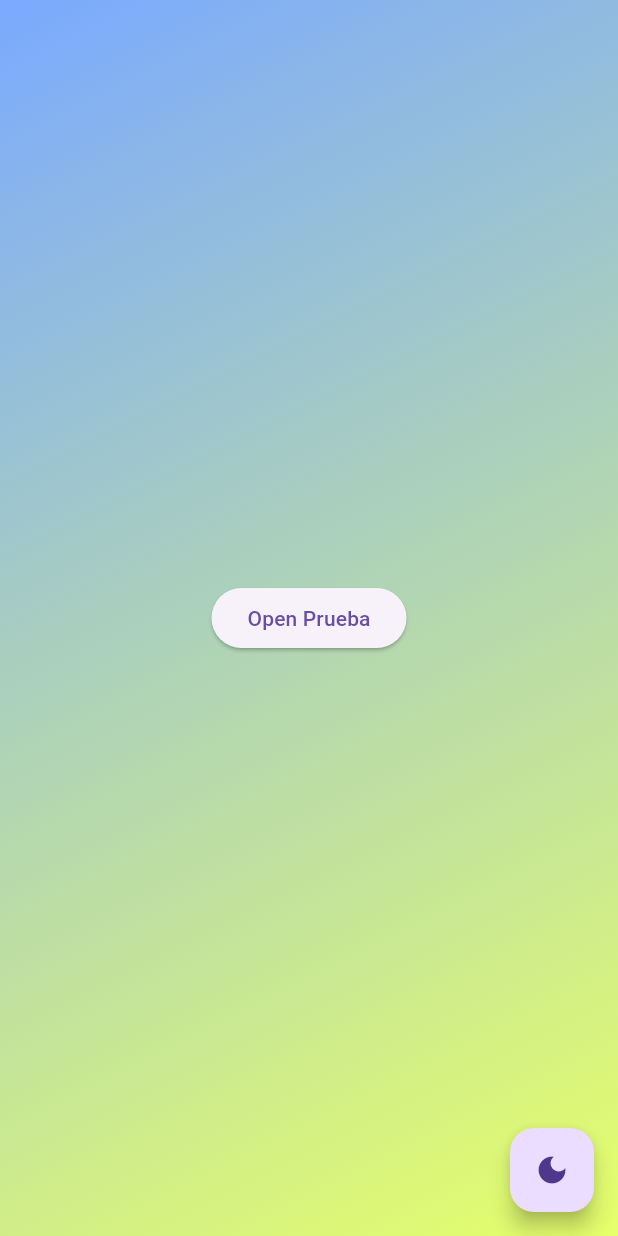
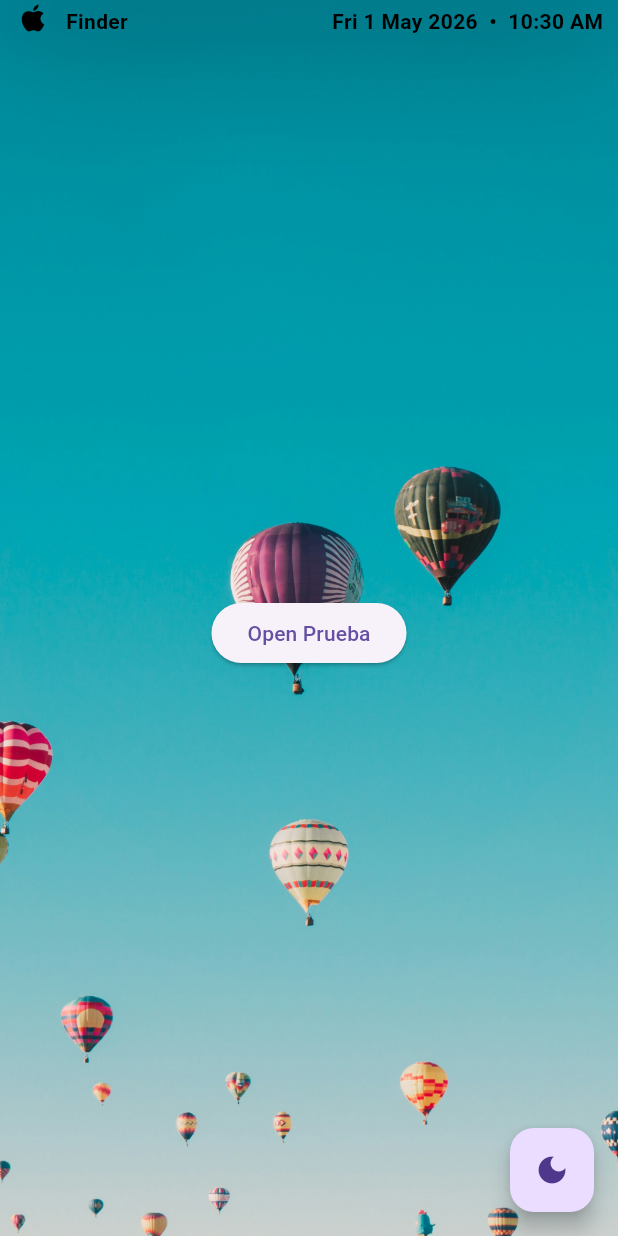
Before and after one commit to IsaacDSDS/Portfolio, a Flutter app: the DesktopScreen screen opened directly, on a phone screen of 412 x 824 dp. Run offline on Flutter 3.47's test engine with Material 3 defaults, Android fonts, the phone set to English and light mode, and no system bars; our stand-ins replace flutter_bloc.

Commit message:
feat: implement adaptive desktop layout with top bar and dynamic background switching

```diff
--- a/lib/bloc/windows/windows_bloc.dart
+++ b/lib/bloc/windows/windows_bloc.dart
@@ -4,7 +4,7 @@ part 'windows_event.dart';
 part 'windows_state.dart';
 
 class WindowsBloc extends Bloc<WindowsEvent, WindowsState> {
-  WindowsBloc() : super(const WindowsState([])) {
+  WindowsBloc() : super(const WindowsState(tags: [])) {
     on<WindowOpened>(openWindow);
     on<WindowClosed>(closeWindow);
     on<WindowFocused>(focusWindow);
@@ -15,14 +15,24 @@ class WindowsBloc extends Bloc<WindowsEvent, WindowsState> {
     Emitter<WindowsState> emit,
   ) async {
     if (state.tags.contains(event.tag)) return;
-    emit(state.copyWith([...state.tags, event.tag]));
+    emit(
+      state.copyWith(currentTag: event.tag, tags: [...state.tags, event.tag]),
+    );
   }
 
   Future<void> closeWindow(
     WindowClosed event,
     Emitter<WindowsState> emit,
   ) async {
-    emit(state.copyWith(state.tags.where((t) => t != event.tag).toList()));
+    WindowsState newState = state.copyWith(
+      tags: state.tags.where((t) => t != event.tag).toList(),
+    );
+    if (newState.tags.isEmpty) {
+      newState = newState.copyWith(currentTag: "");
+    } else {
+      newState = newState.copyWith(currentTag: newState.tags.last);
+    }
+    emit(newState);
   }
 
   Future<void> focusWindow(
@@ -34,6 +44,6 @@ class WindowsBloc extends Bloc<WindowsEvent, WindowsState> {
     final tags = [...state.tags]
       ..remove(event.tag)
       ..add(event.tag);
-    emit(state.copyWith(tags));
+    emit(state.copyWith(tags: tags, currentTag: event.tag));
   }
 }
--- a/lib/bloc/windows/windows_state.dart
+++ b/lib/bloc/windows/windows_state.dart
@@ -2,6 +2,11 @@ part of 'windows_bloc.dart';
 
 class WindowsState {
   final List<String> tags;
-  const WindowsState(this.tags);
-  WindowsState copyWith(List<String> tags) => WindowsState(tags);
+  final String currentTag;
+  const WindowsState({this.currentTag = "", this.tags = const []});
+  WindowsState copyWith({String? currentTag, List<String>? tags}) =>
+      WindowsState(
+        currentTag: currentTag ?? this.currentTag,
+        tags: tags ?? this.tags,
+      );
 }
--- /dev/null
+++ b/lib/core/constants.dart
@@ -0,0 +1 @@
+const double topBarHeight = 20;
--- a/lib/main.dart
+++ b/lib/main.dart
@@ -22,6 +22,7 @@ class SoPortfolioApp extends StatelessWidget {
             themeMode: themeState.mode,
             theme: ThemeModeColors.light,
             darkTheme: ThemeModeColors.dark,
+            debugShowCheckedModeBanner: false,
             home: const BaseScreen(),
           );
         },
--- a/lib/screens/desktop/desktop.dart
+++ b/lib/screens/desktop/desktop.dart
@@ -2,6 +2,7 @@ import 'package:flutter/material.dart';
 import 'package:flutter_bloc/flutter_bloc.dart';
 import 'package:so_portfolio/bloc/theme/theme_bloc.dart';
 import 'package:so_portfolio/bloc/windows/windows_bloc.dart';
+import 'package:so_portfolio/screens/desktop/widgets/top_bar.dart';
 import 'package:so_portfolio/widgets/mac_window.dart';
 
 class DesktopScreen extends StatelessWidget {
@@ -10,23 +11,47 @@ class DesktopScreen extends StatelessWidget {
   @override
   Widget build(BuildContext context) {
     final windowsBloc = context.read<WindowsBloc>();
-    final themeBloc = context.read<ThemeBloc>();
+    final themeBloc = context.watch<ThemeBloc>();
+    final isDark = themeBloc.state.isDark;
 
     return Scaffold(
       body: BlocBuilder<WindowsBloc, WindowsState>(
         builder: (context, state) {
           return Stack(
+            children: [
+              Positioned.fill(
+                child: Stack(
                   fit: StackFit.expand,
                   children: [
-              Positioned.fill(
-                child: Container(
-                  decoration: BoxDecoration(
-                    gradient: LinearGradient(
-                      begin: Alignment.topLeft,
-                      end: Alignment.bottomRight,
-                      colors: [Color(0xff7aa9ff), Color(0xffe6ff6a)],
+                    Image.asset(
+                      'assets/backgrounds/light_desktop.jpg',
+                      fit: BoxFit.cover,
+                    ),
+                    AnimatedOpacity(
+                      opacity: isDark ? 1.0 : 0.0,
+                      duration: const Duration(milliseconds: 600),
+                      curve: Curves.easeInOut,
+                      child: Image.asset(
+                        'assets/backgrounds/dark_desktop.jpg',
+                        fit: BoxFit.cover,
                       ),
                     ),
+                  ],
+                ),
+              ),
+              Positioned.fill(
+                child: Column(
+                  children: [
+                    TopBar(),
+                    Expanded(
+                      child: LayoutBuilder(
+                        builder: (context, constraints) {
+                          return Stack(
+                            fit: StackFit.expand,
+                            children: [
+                              SizedBox(
+                                width: constraints.maxWidth,
+                                height: constraints.maxHeight,
                                 child: Center(
                                   child: ElevatedButton(
                                     onPressed: () => windowsBloc.add(
@@ -38,16 +63,26 @@ class DesktopScreen extends StatelessWidget {
                                   ),
                                 ),
                               ),
-              ),
                               for (final tag in state.tags)
                                 DraggableMacWindow(
                                   key: ValueKey(tag),
                                   tag: tag,
                                   title: tag,
-                  builder: (size) =>
-                      Text('hola $tag ${size.width} x ${size.height}'),
-                  onClose: () => windowsBloc.add(WindowClosed(tag)),
-                  onTap: () => windowsBloc.add(WindowFocused(tag)),
+                                  builder: (size) => Text(
+                                    'hola $tag ${size.width} x ${size.height}',
+                                  ),
+                                  onClose: () =>
+                                      windowsBloc.add(WindowClosed(tag)),
+                                  onTap: () =>
+                                      windowsBloc.add(WindowFocused(tag)),
+                                ),
+                            ],
+                          );
+                        },
+                      ),
+                    ),
+                  ],
+                ),
               ),
             ],
           );
--- /dev/null
+++ b/lib/screens/desktop/widgets/top_bar.dart
@@ -0,0 +1,101 @@
+import 'package:flutter/material.dart';
+import 'package:flutter_bloc/flutter_bloc.dart';
+import 'package:so_portfolio/bloc/windows/windows_bloc.dart';
+import 'package:so_portfolio/core/constants.dart';
+import 'package:so_portfolio/theme/theme_getter.dart';
+
+class TopBar extends StatelessWidget {
+  const TopBar({super.key});
+
+  @override
+  Widget build(BuildContext context) {
+    final WindowsBloc windowsBloc = context.watch<WindowsBloc>();
+    final state = windowsBloc.state;
+
+    final now = DateTime.now();
+    final hour24 = now.hour;
+    final minute = now.minute;
+    final hour12 = hour24 % 12 == 0 ? 12 : hour24 % 12;
+    final period = hour24 < 12 ? 'AM' : 'PM';
+    final hourStr = hour12 < 10 ? '0$hour12' : hour12.toString();
+    final minuteStr = minute < 10 ? '0$minute' : minute.toString();
+
+    final timeStr = '$hourStr:$minuteStr $period';
+    final day = now.day;
+    final month = now.month;
+    final year = now.year;
+    final months = [
+      "",
+      "January",
+      "February",
+      "March",
+      "April",
+      "May",
+      "June",
+      "July",
+      "August",
+      "September",
+      "October",
+      "November",
+      "December",
+    ];
+    final days = [
+      "",
+      "Monday",
+      "Tuesday",
+      "Wednesday",
+      "Thursday",
+      "Friday",
+      "Saturday",
+      "Sunday",
+    ];
+
+    String dateStr =
+        "${days[now.weekday].substring(0, 3)} $day ${months[month].substring(0, 3)} $year";
+
+    final size = MediaQuery.sizeOf(context);
+    return Container(
+      width: size.width,
+      height: topBarHeight,
+      decoration: BoxDecoration(
+        color: Colors.transparent,
+        boxShadow: [
+          BoxShadow(color: Colors.black.withValues(alpha: 0.5), blurRadius: 70),
+        ],
+      ),
+      padding: EdgeInsets.symmetric(horizontal: 10),
+      child: Row(
+        crossAxisAlignment: CrossAxisAlignment.center,
+        children: [
+          Icon(Icons.apple, color: context.theme.appColors.headerTextColor),
+          SizedBox(width: 10),
+          Expanded(
+            child: Transform.translate(
+              offset: Offset(0, 4),
+              child: Row(
+                mainAxisAlignment: MainAxisAlignment.spaceBetween,
+                children: [
+                  Text(
+                    state.currentTag.isEmpty ? "Finder" : state.currentTag,
+                    style: TextStyle(
+                      color: context.theme.appColors.headerTextColor,
+                      fontWeight: FontWeight.w600,
+                    ),
+                  ),
+                  Spacer(),
+                  Text(
+                    "$dateStr  •  $timeStr",
+                    style: TextStyle(
+                      color: context.theme.appColors.headerTextColor,
+                      fontWeight: FontWeight.w600,
+                    ),
+                  ),
+                ],
+              ),
+            ),
+          ),
+        ],
+      ),
+    );
+  }
+}
--- a/lib/theme/theme_app.dart
+++ b/lib/theme/theme_app.dart
@@ -59,7 +59,10 @@ class ThemeColorExtension extends ThemeExtension<ThemeColorExtension> {
 }
 
 class ThemeModeColors {
-  static final light = ThemeData(extensions: [lightTheme]);
+  static final light = ThemeData(
+    extensions: [lightTheme],
+    fontFamily: 'Roboto',
+  );
 
   static final lightTheme = ThemeColorExtension(
     windowHeaderColor: Color(0xfffffdfa),
@@ -69,7 +72,7 @@ class ThemeModeColors {
     headerTextColor: Colors.black,
   );
 
-  static final dark = ThemeData(extensions: [darkTheme]);
+  static final dark = ThemeData(extensions: [darkTheme], fontFamily: 'Roboto');
 
   static final darkTheme = ThemeColorExtension(
     windowHeaderColor: const Color(0xff25262d),
--- a/lib/widgets/mac_window.dart
+++ b/lib/widgets/mac_window.dart
@@ -1,4 +1,5 @@
 import 'package:flutter/material.dart';
+import 'package:so_portfolio/core/constants.dart';
 import 'package:so_portfolio/theme/theme_getter.dart';
 
 const double _kMinWidth = 300;
@@ -72,7 +73,7 @@ class _DraggableMacWindowState extends State<DraggableMacWindow>
     _height = widget.height;
     _openController = AnimationController(
       vsync: this,
-      duration: const Duration(milliseconds: 200),
+      duration: const Duration(milliseconds: 250),
     );
     _openAnimation = CurvedAnimation(
       parent: _openController,
@@ -129,7 +130,7 @@ class _DraggableMacWindowState extends State<DraggableMacWindow>
       _savedPosition = _position;
       _savedSize = Size(_width, _height);
       _width = screen.width - 10;
-      _height = screen.height - 10;
+      _height = screen.height - 10 - topBarHeight;
       _position = const Offset(5, 5);
     });
   }
@@ -153,31 +154,52 @@ class _DraggableMacWindowState extends State<DraggableMacWindow>
           _height = (_height + dy).clamp(_kMinHeight, screen.height - pos.dy);
         case _ResizeEdge.left:
           final newWidth = (_width - dx).clamp(_kMinWidth, pos.dx + _width);
-          _position = Offset((pos.dx + (_width - newWidth)).clamp(0, screen.width - _kMinWidth), pos.dy);
+          _position = Offset(
+            (pos.dx + (_width - newWidth)).clamp(0, screen.width - _kMinWidth),
+            pos.dy,
+          );
           _width = newWidth;
         case _ResizeEdge.top:
           final newHeight = (_height - dy).clamp(_kMinHeight, pos.dy + _height);
-          _position = Offset(pos.dx, (pos.dy + (_height - newHeight)).clamp(0, screen.height - _kMinHeight));
+          _position = Offset(
+            pos.dx,
+            (pos.dy + (_height - newHeight)).clamp(
+              0,
+              screen.height - _kMinHeight,
+            ),
+          );
           _height = newHeight;
         case _ResizeEdge.bottomRight:
           _width = (_width + dx).clamp(_kMinWidth, screen.width - pos.dx);
           _height = (_height + dy).clamp(_kMinHeight, screen.height - pos.dy);
         case _ResizeEdge.bottomLeft:
           final newWidth = (_width - dx).clamp(_kMinWidth, pos.dx + _width);
-          _position = Offset((pos.dx + (_width - newWidth)).clamp(0, screen.width - _kMinWidth), pos.dy);
+          _position = Offset(
+            (pos.dx + (_width - newWidth)).clamp(0, screen.width - _kMinWidth),
+            pos.dy,
+          );
           _width = newWidth;
           _height = (_height + dy).clamp(_kMinHeight, screen.height - pos.dy);
         case _ResizeEdge.topRight:
           _width = (_width + dx).clamp(_kMinWidth, screen.width - pos.dx);
           final newHeight = (_height - dy).clamp(_kMinHeight, pos.dy + _height);
-          _position = Offset(pos.dx, (pos.dy + (_height - newHeight)).clamp(0, screen.height - _kMinHeight));
+          _position = Offset(
+            pos.dx,
+            (pos.dy + (_height - newHeight)).clamp(
+              0,
+              screen.height - _kMinHeight,
+            ),
+          );
           _height = newHeight;
         case _ResizeEdge.topLeft:
           final newWidth = (_width - dx).clamp(_kMinWidth, pos.dx + _width);
           final newHeight = (_height - dy).clamp(_kMinHeight, pos.dy + _height);
           _position = Offset(
             (pos.dx + (_width - newWidth)).clamp(0, screen.width - _kMinWidth),
-            (pos.dy + (_height - newHeight)).clamp(0, screen.height - _kMinHeight),
+            (pos.dy + (_height - newHeight)).clamp(
+              0,
+              screen.height - _kMinHeight,
+            ),
           );
           _width = newWidth;
           _height = newHeight;
--- a/pubspec.yaml
+++ b/pubspec.yaml
@@ -62,9 +62,8 @@ flutter:
     - shaders/liquid_glass_lens.frag
 
   # To add assets to your application, add an assets section, like this:
-  # assets:
-  #   - images/a_dot_burr.jpeg
-  #   - images/a_dot_ham.jpeg
+  assets:
+    - assets/backgrounds/
 
   # An image asset can refer to one or more resolution-specific "variants", see
   # https://flutter.dev/to/resolution-aware-images
```
Also changed, not shown: assets/backgrounds/dark_desktop.jpg (added), assets/backgrounds/light_desktop.jpg (added). Lines whose indentation alone changed are shown as unchanged.
